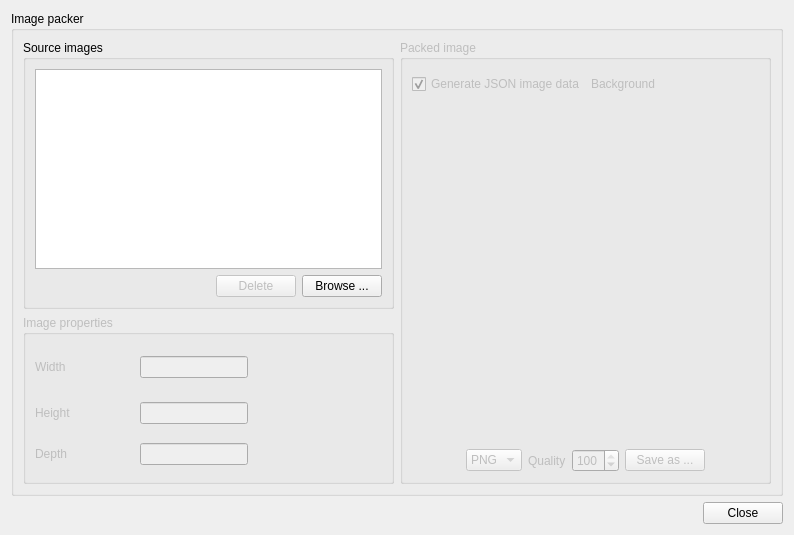
Before: the Qt Designer form editor/gui/dlgimgpack.ui in ensisoft/detonator, drawn with Qt 5.
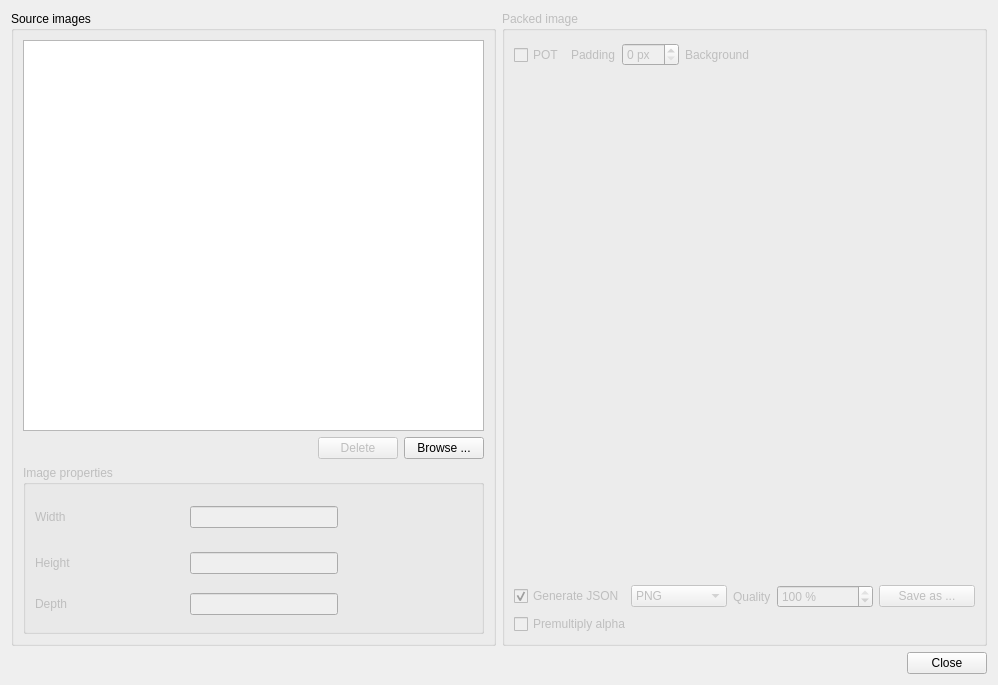
After: the same form once the commit is applied. Icons and pictures are not drawn. Custom widgets are drawn as their Qt base class.

Commit message:
Refactor image packing dialog in GSEditor
Refactor image packing dialog in GSEditor.
- Add some more metadata in the JSON image pack descriptor.
- Add flag for producing power of two sized images.

```diff
--- a/editor/gui/dlgimgpack.ui
+++ b/editor/gui/dlgimgpack.ui
@@ -6,8 +6,8 @@
    <rect>
     <x>0</x>
     <y>0</y>
-    <width>794</width>
-    <height>535</height>
+    <width>998</width>
+    <height>685</height>
    </rect>
   </property>
   <property name="windowTitle">
@@ -17,16 +17,10 @@
    <iconset resource="../resource/resource.qrc">
     <normaloff>:/16x16_ico_png/package.png</normaloff>:/16x16_ico_png/package.png</iconset>
   </property>
-  <layout class="QVBoxLayout" name="verticalLayout_4">
-   <item>
-    <widget class="QGroupBox" name="groupBox_4">
-     <property name="title">
-      <string>Image packer</string>
-     </property>
-     <layout class="QHBoxLayout" name="horizontalLayout_4">
-      <item>
        <layout class="QVBoxLayout" name="verticalLayout_3">
         <item>
+    <layout class="QHBoxLayout" name="horizontalLayout_4">
+     <item>
          <widget class="QGroupBox" name="groupBox_2">
           <property name="title">
            <string>Source images</string>
@@ -69,9 +63,6 @@
              </item>
             </layout>
            </item>
-          </layout>
-         </widget>
-        </item>
         <item>
          <widget class="QGroupBox" name="grpImageProperties">
           <property name="enabled">
@@ -173,6 +164,7 @@
          </widget>
         </item>
        </layout>
+      </widget>
       </item>
       <item>
        <widget class="QGroupBox" name="grpPackagedImage">
@@ -184,14 +176,28 @@
         </property>
         <layout class="QVBoxLayout" name="verticalLayout">
          <item>
-          <layout class="QHBoxLayout" name="horizontalLayout_5">
+         <layout class="QHBoxLayout" name="horizontalLayout_6">
            <item>
-            <widget class="QCheckBox" name="chkJson">
+           <widget class="QCheckBox" name="chkPot">
              <property name="text">
-              <string>Generate JSON image data</string>
-             </property>
-             <property name="checked">
-              <bool>true</bool>
+             <string>POT</string>
+            </property>
+           </widget>
+          </item>
+          <item>
+           <widget class="QLabel" name="label_4">
+            <property name="text">
+             <string>Padding</string>
+            </property>
+           </widget>
+          </item>
+          <item>
+           <widget class="QSpinBox" name="padding">
+            <property name="suffix">
+             <string> px</string>
+            </property>
+            <property name="value">
+             <number>0</number>
              </property>
             </widget>
            </item>
@@ -216,6 +222,9 @@
                <height>30</height>
               </size>
              </property>
+            <property name="focusPolicy">
+             <enum>Qt::NoFocus</enum>
+            </property>
              <property name="color">
               <color alpha="0">
                <red>0</red>
@@ -232,7 +241,7 @@
             </widget>
            </item>
            <item>
-            <spacer name="horizontalSpacer_2">
+           <spacer name="horizontalSpacer_6">
              <property name="orientation">
               <enum>Qt::Horizontal</enum>
              </property>
@@ -265,17 +274,14 @@
          <item>
           <layout class="QHBoxLayout" name="horizontalLayout_2">
            <item>
-            <spacer name="horizontalSpacer_4">
-             <property name="orientation">
-              <enum>Qt::Horizontal</enum>
-             </property>
-             <property name="sizeHint" stdset="0">
-              <size>
-               <width>40</width>
-               <height>20</height>
-              </size>
-             </property>
-            </spacer>
+           <widget class="QCheckBox" name="chkJson">
+            <property name="text">
+             <string>Generate JSON</string>
+            </property>
+            <property name="checked">
+             <bool>true</bool>
+            </property>
+           </widget>
            </item>
            <item>
             <widget class="QComboBox" name="cmbFormat">
@@ -298,6 +304,12 @@
            </item>
            <item>
             <widget class="QLabel" name="label_2">
+            <property name="sizePolicy">
+             <sizepolicy hsizetype="Maximum" vsizetype="Preferred">
+              <horstretch>0</horstretch>
+              <verstretch>0</verstretch>
+             </sizepolicy>
+            </property>
              <property name="text">
               <string>Quality</string>
              </property>
@@ -305,6 +317,9 @@
            </item>
            <item>
             <widget class="QSpinBox" name="quality">
+            <property name="suffix">
+             <string> %</string>
+            </property>
              <property name="maximum">
               <number>100</number>
              </property>
@@ -323,8 +338,19 @@
              </property>
             </widget>
            </item>
+         </layout>
+        </item>
            <item>
-            <spacer name="horizontalSpacer_5">
+         <layout class="QHBoxLayout" name="horizontalLayout_5">
+          <item>
+           <widget class="QCheckBox" name="chkPremulAlpha">
+            <property name="text">
+             <string>Premultiply alpha</string>
+            </property>
+           </widget>
+          </item>
+          <item>
+           <spacer name="horizontalSpacer_2">
              <property name="orientation">
               <enum>Qt::Horizontal</enum>
              </property>
@@ -342,7 +368,6 @@
        </widget>
       </item>
      </layout>
-    </widget>
    </item>
    <item>
     <layout class="QHBoxLayout" name="horizontalLayout">
```
Left out of the diff: 3 changed lines with no effect on the pictures. Lines whose indentation alone changed are shown as unchanged. The commit also changes 3 other files.
